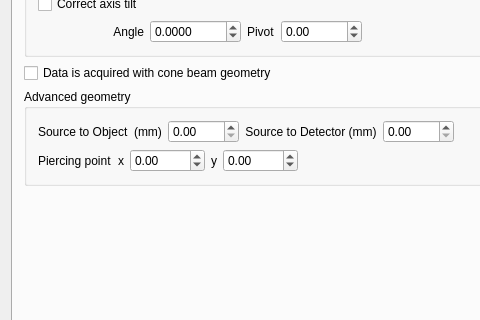
First picture: the form in applications/muhrec/src/muhrecmainwindow.ui, repository neutronimaging/imagingsuite, before the edit; both pictures show x 0 to 480 and y 430 to 750 of the 1136 by 856 pixel window.
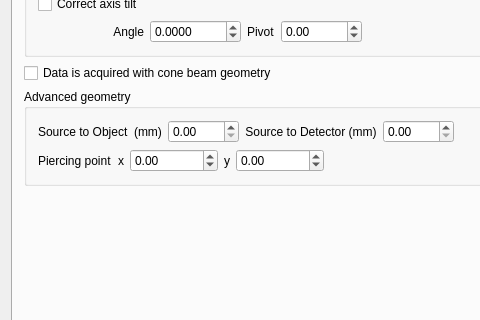
Second picture: the form after the edit. The open tabs and pages were chosen to show the change. Custom widgets are drawn as their Qt base class.

Commit message: changed limits for piercing point in the main window, in order to allow also for very far away from the detector coordinates

```diff
--- a/applications/muhrec/src/muhrecmainwindow.ui
+++ b/applications/muhrec/src/muhrecmainwindow.ui
@@ -1539,10 +1539,10 @@
                   <number>2</number>
                  </property>
                  <property name="minimum">
-                  <double>-1000.000000000000000</double>
+                  <double>-1000000000.000000000000000</double>
                  </property>
                  <property name="maximum">
-                  <double>9999.989999999999782</double>
+                  <double>9999990000.000000000000000</double>
                  </property>
                  <property name="singleStep">
                   <double>1.000000000000000</double>
@@ -1562,10 +1562,10 @@
                   <string>y-coordinate of the piercing point. </string>
                  </property>
                  <property name="minimum">
-                  <double>-1000.000000000000000</double>
+                  <double>-1000000000.000000000000000</double>
                  </property>
                  <property name="maximum">
-                  <double>9999.989999999999782</double>
+                  <double>9999990000.000000000000000</double>
                  </property>
                 </widget>
                </item>
```
Left out of the diff: 2 changed lines with no effect on the pictures.
